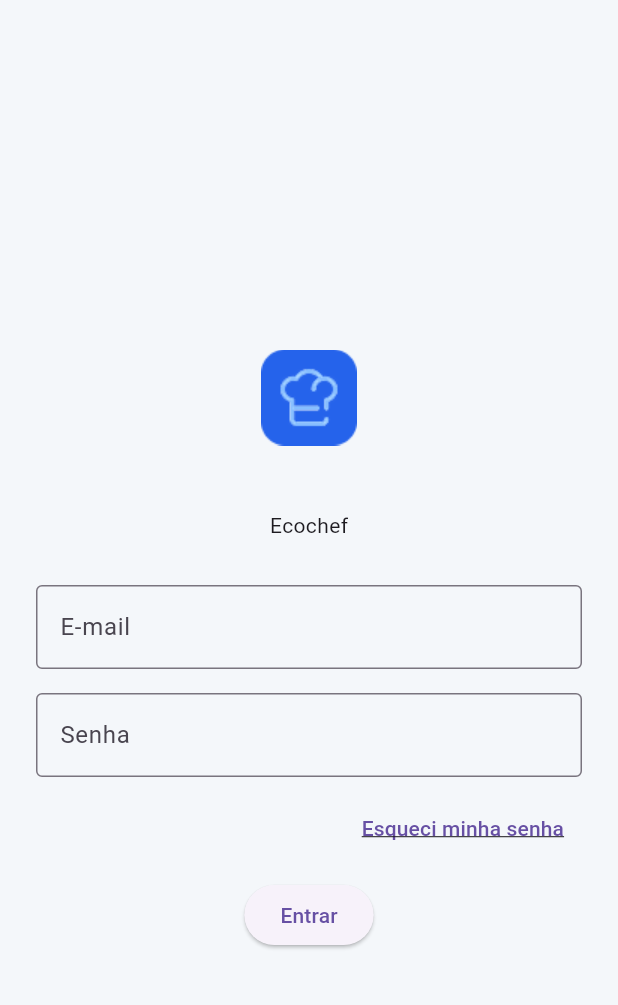
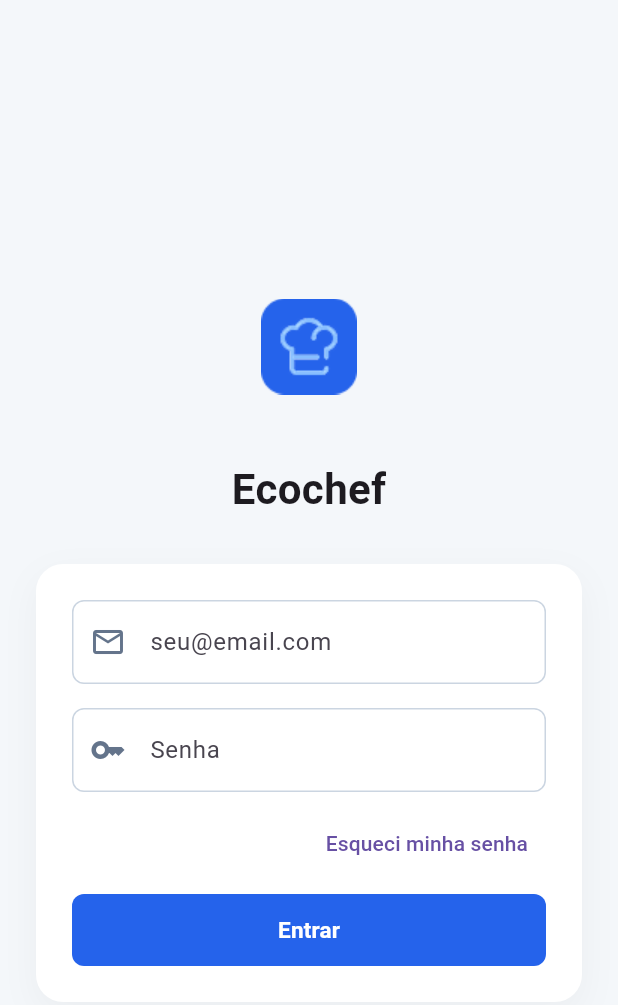
Before and after one commit to rafaelfernandespro/EcoChef, a Flutter app: the screen it shows after launch, on a phone screen of 412 x 824 dp. Shown: the top 1005 px of the screen. Run offline on Flutter 3.47's test engine with Material 3 defaults, Android fonts, the phone set to English and light mode, and no system bars.

Commit message:
Estilização da tela de login.

```diff
--- a/lib/Views/auth/login-page.dart
+++ b/lib/Views/auth/login-page.dart
@@ -16,19 +16,98 @@ Widget build(BuildContext context) {
           mainAxisAlignment: MainAxisAlignment.center,
           children: [
 
+            // LOGO
             Image.asset(
               'assets/images/logo.png',
               width: 150,
             ),
-            Text('Ecochef'),
+
+            // NOME
+            const Text(
+              'Ecochef',
+              style: TextStyle(
+                fontSize: 28,
+                fontWeight: FontWeight.bold,
+              ),
+            ),
 
             const SizedBox(height: 30),
+
+            // CARD
+            Container(
+              width: double.infinity,
+              padding: const EdgeInsets.all(24),
+
+              decoration: BoxDecoration(
+                color: Colors.white,
+                borderRadius: BorderRadius.circular(18),
+
+                boxShadow: [
+                  BoxShadow(
+                    color: Colors.black.withOpacity(0.04),
+                    blurRadius: 20,
+                    offset: const Offset(0, 8),
+                  ),
+                ],
+              ),
+
+              // CONTEÚDO DO CARD
+              child: Column(
+                children: [
 
                   // Campo de e-mail
                   TextField(
                     decoration: InputDecoration(
-                labelText: 'E-mail',
-                border: OutlineInputBorder(),
+                            hintText: 'seu@email.com',
+
+                            prefixIcon: const Icon(
+                              Icons.email_outlined,
+                              color: Color(0xFF64748B),
+                            ),
+
+                            filled: true,
+                            fillColor: Colors.white,
+
+                            contentPadding: const EdgeInsets.symmetric(
+                              horizontal: 16,
+                              vertical: 16,
+                            ),
+
+                            border: OutlineInputBorder(
+                              borderRadius: BorderRadius.circular(8),
+                              borderSide: const BorderSide(
+                                color: Color(0xFFCBD5E1),
+                              ),
+                            ),
+
+                            enabledBorder: OutlineInputBorder(
+                              borderRadius: BorderRadius.circular(8),
+                              borderSide: const BorderSide(
+                                color: Color(0xFFCBD5E1),
+                              ),
+                            ),
+
+                            focusedBorder: OutlineInputBorder(
+                              borderRadius: BorderRadius.circular(8),
+                              borderSide: const BorderSide(
+                                color: Color(0xFF2563EB),
+                                width: 1.5,
+                              ),
+                            ),
+
+                            errorBorder: OutlineInputBorder(
+                              borderRadius: BorderRadius.circular(8),
+                              borderSide: const BorderSide(
+                                color: Colors.red,
+                              ),
+                            ),
+
+                            focusedErrorBorder: OutlineInputBorder(
+                              borderRadius: BorderRadius.circular(8),
+                              borderSide: const BorderSide(
+                                color: Colors.red,
+                              ),
+                            ),
                           ),
                   ),
 
@@ -38,8 +117,56 @@ Widget build(BuildContext context) {
                   TextField(
                     obscureText: true,
                     decoration: InputDecoration(
-                labelText: 'Senha',
-                border: OutlineInputBorder(),
+                            hintText: 'Senha',
+
+                            prefixIcon: const Icon(
+                              Icons.key,
+                              color: Color(0xFF64748B),
+                            ),
+
+                            filled: true,
+                            fillColor: Colors.white,
+
+                            contentPadding: const EdgeInsets.symmetric(
+                              horizontal: 16,
+                              vertical: 16,
+                            ),
+
+                            border: OutlineInputBorder(
+                              borderRadius: BorderRadius.circular(8),
+                              borderSide: const BorderSide(
+                                color: Color(0xFFCBD5E1),
+                              ),
+                            ),
+
+                            enabledBorder: OutlineInputBorder(
+                              borderRadius: BorderRadius.circular(8),
+                              borderSide: const BorderSide(
+                                color: Color(0xFFCBD5E1),
+                              ),
+                            ),
+
+                            focusedBorder: OutlineInputBorder(
+                              borderRadius: BorderRadius.circular(8),
+                              borderSide: const BorderSide(
+                                color: Color(0xFF2563EB),
+                                width: 1.5,
+                              ),
+                            ),
+
+                            errorBorder: OutlineInputBorder(
+                              borderRadius: BorderRadius.circular(8),
+                              borderSide: const BorderSide(
+                                color: Colors.red,
+                              ),
+                            ),
+
+                            focusedErrorBorder: OutlineInputBorder(
+                              borderRadius: BorderRadius.circular(8),
+                              borderSide: const BorderSide(
+                                color: Colors.red,
+                              ),
+                            ),
                           ),
                   ),
 
@@ -50,13 +177,13 @@ Widget build(BuildContext context) {
                     alignment: Alignment.centerRight,
                     child: TextButton(
                       onPressed: () {
-                  Navigator.pushNamed(context, '/esqueci-senha');
+                        Navigator.pushNamed(
+                          context,
+                          '/esqueci-senha',
+                        );
                       },
                       child: const Text(
                         'Esqueci minha senha',
-                  style: TextStyle(
-                    decoration: TextDecoration.underline,
-                  ),
                       ),
                     ),
                   ),
@@ -65,12 +192,34 @@ Widget build(BuildContext context) {
 
                   // Botão Entrar
                   SizedBox(
+                          width: double.infinity,
+                          height: 48,
                           child: ElevatedButton(
                             onPressed: () {},
-                child: const Text('Entrar'),
+
+                            style: ElevatedButton.styleFrom(
+                              backgroundColor: const Color(0xFF2563EB),
+                              foregroundColor: Colors.white,
+
+                              elevation: 0,
+
+                              shape: RoundedRectangleBorder(
+                                borderRadius: BorderRadius.circular(8),
                               ),
                             ),
 
+                            child: const Text(
+                              'Entrar',
+                              style: TextStyle(
+                                fontSize: 15,
+                                fontWeight: FontWeight.w600,
+                              ),
+                            ),
+                          ),
+                        ),
+                ],
+              ),
+            ),
           ],
         ),
       ),
```
Lines whose indentation alone changed are shown as unchanged.
